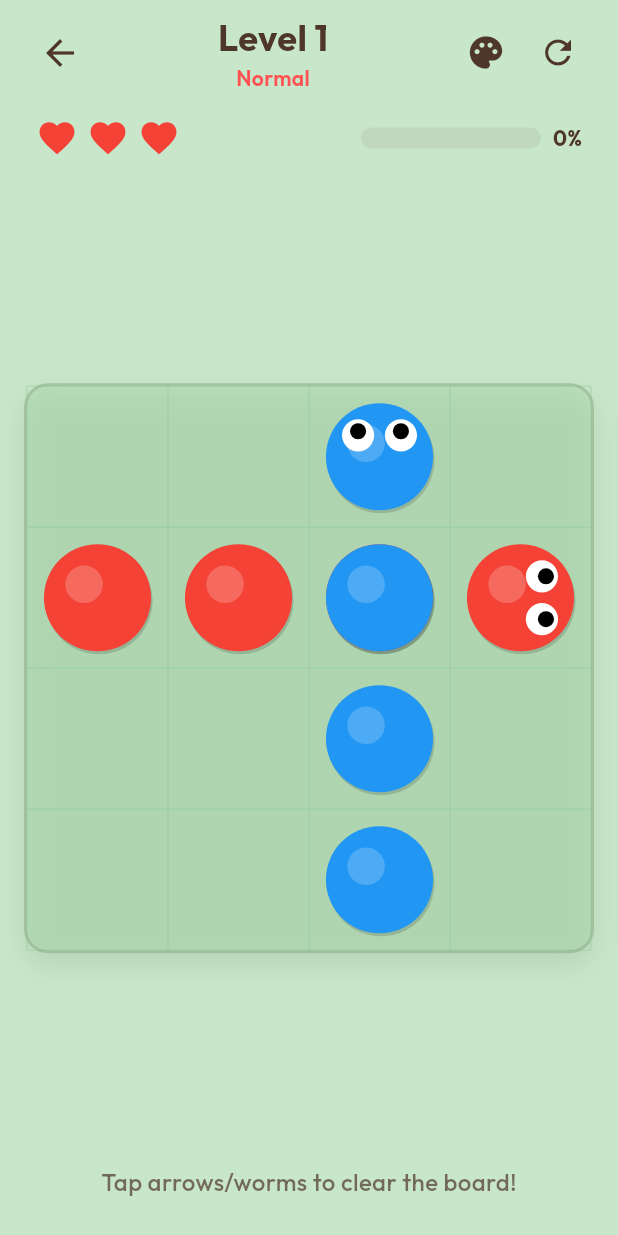
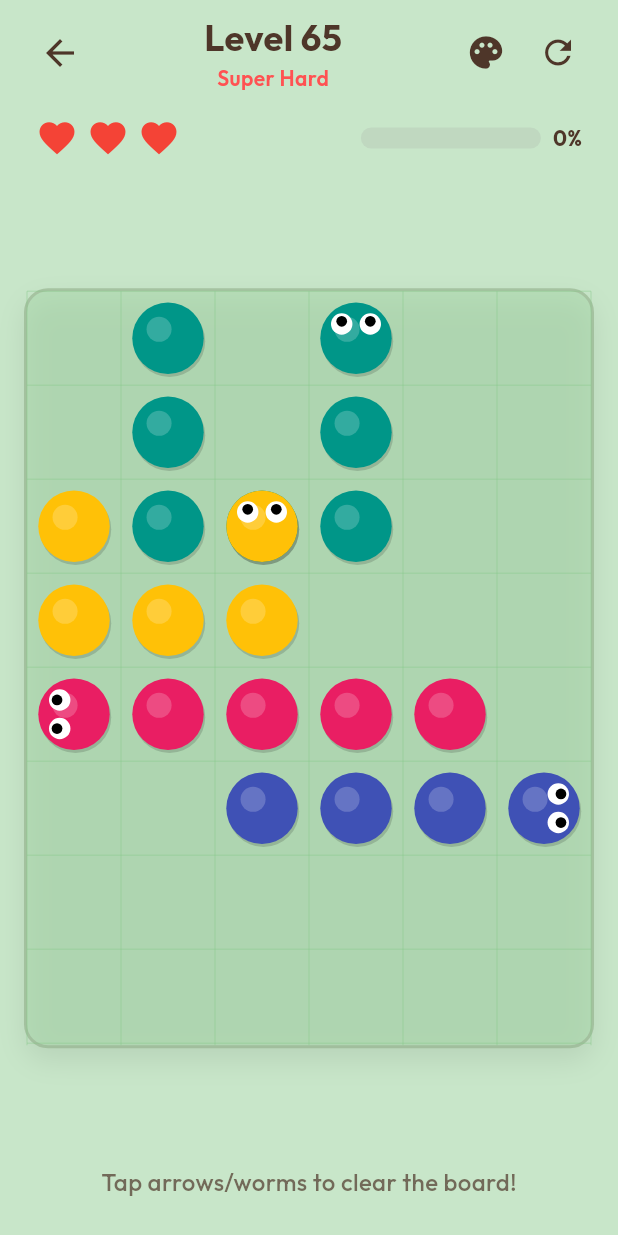
Before and after one commit to ruhi-akhi/Box-Puzzle-3D, a Flutter app: the screen it shows after launch, after a tap on "Start", on a phone screen of 412 x 824 dp. Run offline on Flutter 3.47's test engine with Material 3 defaults, Android fonts, the phone set to English and light mode, and no system bars; our stand-ins replace google_fonts.

Commit message:
Super Hard level added

```diff
--- a/lib/models/game_state.dart
+++ b/lib/models/game_state.dart
@@ -5,7 +5,7 @@ import 'path_model.dart';
 enum GameStatus { playing, victory, defeat }
 
 class GameState extends ChangeNotifier {
-  int currentLevel = 1;
+  int currentLevel = 65;
   int lives = 3;
   final int maxLives = 3;
   String currentSkin = 'worms'; // 'classic' or 'worms'
--- a/lib/screens/game_screen.dart
+++ b/lib/screens/game_screen.dart
@@ -54,7 +54,10 @@ class _GameScreenState extends State<GameScreen> {
         backgroundColor: isWormSkin
             ? const Color(0xFFC8E6C9) // Green lawn background for worms skin
             : const Color(0xFFFAF6EE), // Cream background for arrows
-        body: Stack(
+        body: Center(
+          child: ConstrainedBox(
+            constraints: const BoxConstraints(maxWidth: 500),
+            child: Stack(
               children: [
                 // Main Content
                 SafeArea(
@@ -171,15 +174,32 @@ class _GameScreenState extends State<GameScreen> {
                         ),
                       ),
 
-                  const Spacer(),
+                      const SizedBox(height: 16),
 
-                  // Game Grid Board Container
-                  Padding(
+                      // Game Grid Board (Fits perfectly using LayoutBuilder)
+                      Expanded(
+                        child: Padding(
                           padding: const EdgeInsets.all(16.0),
-                    child: Center(
-                      child: AspectRatio(
-                        aspectRatio: gs.gridWidth / gs.gridHeight,
+                          child: LayoutBuilder(
+                            builder: (context, constraints) {
+                              double maxW = constraints.maxWidth;
+                              double maxH = constraints.maxHeight;
+
+                              // We fit aspect ratio (width / height) inside (maxW, maxH)
+                              double boardW = maxW;
+                              double boardH = boardW * (gs.gridHeight / gs.gridWidth);
+
+                              if (boardH > maxH) {
+                                boardH = maxH;
+                                boardW = boardH * (gs.gridWidth / gs.gridHeight);
+                              }
+
+                              double cellSize = boardW / gs.gridWidth;
+
+                              return Center(
                                 child: Container(
+                                  width: boardW,
+                                  height: boardH,
                                   decoration: BoxDecoration(
                                     color: isWormSkin
                                         ? const Color(0xFFA5D6A7).withOpacity(0.5)
@@ -197,12 +217,7 @@ class _GameScreenState extends State<GameScreen> {
                                       ),
                                     ],
                                   ),
-                          child: LayoutBuilder(
-                            builder: (context, constraints) {
-                              double boardWidth = constraints.maxWidth;
-                              double cellSize = boardWidth / gs.gridWidth;
-
-                              return GestureDetector(
+                                  child: GestureDetector(
                                     onTapUp: (details) {
                                       double dx = details.localPosition.dx;
                                       double dy = details.localPosition.dy;
@@ -221,15 +236,15 @@ class _GameScreenState extends State<GameScreen> {
                                         skin: gs.currentSkin,
                                       ),
                                     ),
+                                  ),
+                                ),
                               );
                             },
                           ),
                         ),
                       ),
-                    ),
-                  ),
 
-                  const Spacer(),
+                      const SizedBox(height: 16),
 
                       // Quick Hint Footer
                       Text(
@@ -252,6 +267,8 @@ class _GameScreenState extends State<GameScreen> {
                 // Defeat Overlay
                 if (gs.status == GameStatus.defeat) _buildDefeatOverlay(context, gs),
               ],
+            ),
+          ),
         ),
       ),
     );
--- a/lib/screens/home_screen.dart
+++ b/lib/screens/home_screen.dart
@@ -12,7 +12,11 @@ class HomeScreen extends StatelessWidget {
   Widget build(BuildContext context) {
     return Scaffold(
       backgroundColor: const Color(0xFFFAF6EE), // Elegant light cream background
-      body: SafeArea(
+      body: Center(
+        child: ConstrainedBox(
+          constraints: const BoxConstraints(maxWidth: 500),
+          child: SafeArea(
+            child: SingleChildScrollView(
               child: Padding(
                 padding: const EdgeInsets.symmetric(horizontal: 20.0, vertical: 16.0),
                 child: Column(
@@ -68,7 +72,7 @@ class HomeScreen extends StatelessWidget {
                         // Daily Challenge Card
                         Expanded(
                           child: Container(
-                      height: 180,
+                            height: 160,
                             decoration: BoxDecoration(
                               gradient: const LinearGradient(
                                 colors: [Color(0xFFE07A5F), Color(0xFFD35230)],
@@ -91,7 +95,7 @@ class HomeScreen extends StatelessWidget {
                                   bottom: -10,
                                   child: Icon(
                                     Icons.emoji_events,
-                              size: 100,
+                                    size: 90,
                                     color: Colors.white.withOpacity(0.15),
                                   ),
                                 ),
@@ -103,7 +107,7 @@ class HomeScreen extends StatelessWidget {
                                       Text(
                                         'Daily Challenge',
                                         style: GoogleFonts.outfit(
-                                    fontSize: 18,
+                                          fontSize: 16,
                                           fontWeight: FontWeight.bold,
                                           color: Colors.white,
                                         ),
@@ -111,14 +115,13 @@ class HomeScreen extends StatelessWidget {
                                       Text(
                                         'Jul 12',
                                         style: GoogleFonts.outfit(
-                                    fontSize: 14,
+                                          fontSize: 13,
                                           color: Colors.white.withOpacity(0.8),
                                         ),
                                       ),
                                       const Spacer(),
                                       ElevatedButton(
                                         onPressed: () {
-                                    // Start game directly
                                           Navigator.push(
                                             context,
                                             MaterialPageRoute(
@@ -133,11 +136,11 @@ class HomeScreen extends StatelessWidget {
                                           shape: RoundedRectangleBorder(
                                             borderRadius: BorderRadius.circular(12),
                                           ),
-                                    padding: const EdgeInsets.symmetric(horizontal: 20, vertical: 8),
+                                          padding: const EdgeInsets.symmetric(horizontal: 16, vertical: 6),
                                         ),
                                         child: Text(
                                           'Start',
-                                    style: GoogleFonts.outfit(fontWeight: FontWeight.bold),
+                                          style: GoogleFonts.outfit(fontSize: 13, fontWeight: FontWeight.bold),
                                         ),
                                       ),
                                     ],
@@ -151,7 +154,7 @@ class HomeScreen extends StatelessWidget {
                         // Event Card
                         Expanded(
                           child: Container(
-                      height: 180,
+                            height: 160,
                             decoration: BoxDecoration(
                               gradient: const LinearGradient(
                                 colors: [Color(0xFF81C784), Color(0xFF4CAF50)],
@@ -174,7 +177,7 @@ class HomeScreen extends StatelessWidget {
                                   bottom: -10,
                                   child: Icon(
                                     Icons.bug_report,
-                              size: 100,
+                                    size: 90,
                                     color: Colors.white.withOpacity(0.15),
                                   ),
                                 ),
@@ -186,7 +189,7 @@ class HomeScreen extends StatelessWidget {
                                       Text(
                                         'Event',
                                         style: GoogleFonts.outfit(
-                                    fontSize: 18,
+                                          fontSize: 16,
                                           fontWeight: FontWeight.bold,
                                           color: Colors.white,
                                         ),
@@ -194,7 +197,7 @@ class HomeScreen extends StatelessWidget {
                                       Text(
                                         'Spring Battle',
                                         style: GoogleFonts.outfit(
-                                    fontSize: 14,
+                                          fontSize: 13,
                                           color: Colors.white.withOpacity(0.8),
                                         ),
                                       ),
@@ -216,11 +219,11 @@ class HomeScreen extends StatelessWidget {
                                           shape: RoundedRectangleBorder(
                                             borderRadius: BorderRadius.circular(12),
                                           ),
-                                    padding: const EdgeInsets.symmetric(horizontal: 20, vertical: 8),
+                                          padding: const EdgeInsets.symmetric(horizontal: 16, vertical: 6),
                                         ),
                                         child: Text(
                                           'Play',
-                                    style: GoogleFonts.outfit(fontWeight: FontWeight.bold),
+                                          style: GoogleFonts.outfit(fontSize: 13, fontWeight: FontWeight.bold),
                                         ),
                                       ),
                                     ],
@@ -243,6 +246,7 @@ class HomeScreen extends StatelessWidget {
                       ),
                       child: Text(
                         'Can you beat 59,394 players today?',
+                        textAlign: TextAlign.center,
                         style: GoogleFonts.outfit(
                           color: Colors.white,
                           fontSize: 14,
@@ -251,7 +255,7 @@ class HomeScreen extends StatelessWidget {
                       ),
                     ),
 
-              const Spacer(),
+                    const SizedBox(height: 48),
 
                     // Game Title
                     Text(
@@ -264,7 +268,7 @@ class HomeScreen extends StatelessWidget {
                       ),
                     ),
 
-              const Spacer(),
+                    const SizedBox(height: 48),
 
                     // Level indicator timeline
                     _buildLevelTimeline(),
@@ -274,6 +278,7 @@ class HomeScreen extends StatelessWidget {
                     // Main Play Button
                     GestureDetector(
                       onTap: () {
+                        gameState.setSkin('classic'); // Force classic arrow skin
                         Navigator.push(
                           context,
                           MaterialPageRoute(
@@ -285,11 +290,11 @@ class HomeScreen extends StatelessWidget {
                         width: double.infinity,
                         padding: const EdgeInsets.symmetric(vertical: 20),
                         decoration: BoxDecoration(
-                    color: const Color(0xFF8D5B4C), // Elegant dark red/brown button
+                          color: const Color(0xFFB71C1C), // Deep crimson red matching screenshot
                           borderRadius: BorderRadius.circular(20),
                           boxShadow: [
                             BoxShadow(
-                        color: const Color(0xFF8D5B4C).withOpacity(0.3),
+                              color: const Color(0xFFB71C1C).withOpacity(0.3),
                               blurRadius: 15,
                               offset: const Offset(0, 8),
                             ),
@@ -298,7 +303,7 @@ class HomeScreen extends StatelessWidget {
                         child: Column(
                           children: [
                             Text(
-                        'Play Game',
+                              'Super Hard',
                               style: GoogleFonts.outfit(
                                 color: Colors.white,
                                 fontSize: 24,
@@ -322,6 +327,9 @@ class HomeScreen extends StatelessWidget {
                 ),
               ),
             ),
+          ),
+        ),
+      ),
     );
   }
 
@@ -333,17 +341,30 @@ class HomeScreen extends StatelessWidget {
       mainAxisAlignment: MainAxisAlignment.center,
       children: levels.map((lvl) {
         bool isActive = lvl == gameState.currentLevel;
+        bool isPurple = lvl == 68; // Level 68 is colored purple in screenshot
+
+        Color circleColor = const Color(0xFFD7CCC8);
+        Color textColor = const Color(0xFF4E3629);
+
+        if (isActive) {
+          circleColor = const Color(0xFFB71C1C); // Red for active
+          textColor = Colors.white;
+        } else if (isPurple) {
+          circleColor = const Color(0xFF7B1FA2); // Purple for level 68
+          textColor = Colors.white;
+        }
+
         return Container(
           margin: const EdgeInsets.symmetric(horizontal: 8),
           width: isActive ? 44 : 36,
           height: isActive ? 44 : 36,
           decoration: BoxDecoration(
-            color: isActive ? const Color(0xFFE07A5F) : const Color(0xFFD7CCC8),
+            color: circleColor,
             shape: BoxShape.circle,
             boxShadow: isActive
                 ? [
                     BoxShadow(
-                      color: const Color(0xFFE07A5F).withOpacity(0.4),
+                      color: const Color(0xFFB71C1C).withOpacity(0.4),
                       blurRadius: 8,
                       offset: const Offset(0, 4),
                     ),
@@ -356,7 +377,7 @@ class HomeScreen extends StatelessWidget {
             style: GoogleFonts.outfit(
               fontSize: isActive ? 18 : 14,
               fontWeight: FontWeight.bold,
-              color: isActive ? Colors.white : const Color(0xFF4E3629),
+              color: textColor,
             ),
           ),
         );
--- a/lib/widgets/board_painter.dart
+++ b/lib/widgets/board_painter.dart
@@ -140,7 +140,7 @@ class BoardPainter extends CustomPainter {
     if (startIdx >= path.length) return;
 
     final linePaint = Paint()
-      ..color = const Color(0xFF6D4C41) // Dark elegant brown
+      ..color = const Color(0xFF7B1FA2) // Beautiful purple arrow lines
       ..style = PaintingStyle.stroke
       ..strokeWidth = cellSize * 0.16
       ..strokeCap = StrokeCap.round
@@ -169,7 +169,7 @@ class BoardPainter extends CustomPainter {
 
   void _drawArrowHead(Canvas canvas, Offset headPos, GridPoint direction, double cellSize) {
     final arrowPaint = Paint()
-      ..color = const Color(0xFF6D4C41)
+      ..color = const Color(0xFF7B1FA2) // Matching purple arrowhead
       ..style = PaintingStyle.fill;
 
     double angle = 0.0;
```
Lines whose indentation alone changed are shown as unchanged.
